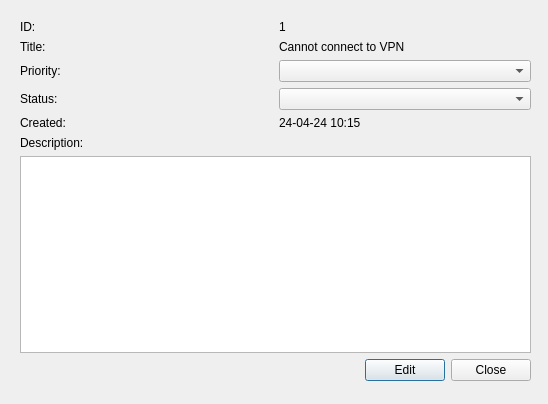
v-fav/qt, file Helpdesk/ticketdialog.ui: the form before one commit.
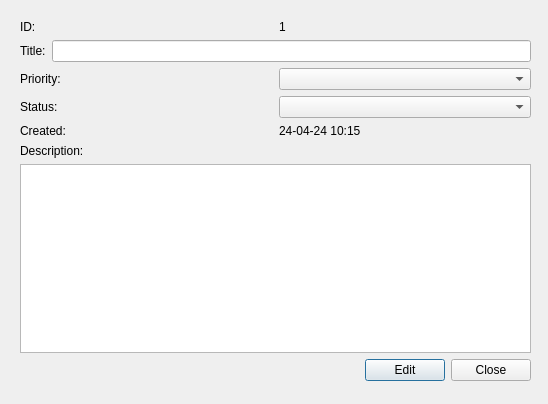
The form after the commit.

```diff
--- a/Helpdesk/ticketdialog.ui
+++ b/Helpdesk/ticketdialog.ui
@@ -51,9 +51,24 @@
        </widget>
       </item>
       <item>
-       <widget class="QLabel" name="titleValueLabel">
-        <property name="text">
-         <string>Cannot connect to VPN</string>
+       <widget class="QLineEdit" name="titleValueLabel">
+        <property name="sizePolicy">
+         <sizepolicy hsizetype="Expanding" vsizetype="Fixed">
+          <horstretch>0</horstretch>
+          <verstretch>0</verstretch>
+         </sizepolicy>
+        </property>
+        <property name="minimumSize">
+         <size>
+          <width>0</width>
+          <height>0</height>
+         </size>
+        </property>
+        <property name="maximumSize">
+         <size>
+          <width>16777215</width>
+          <height>16777215</height>
+         </size>
         </property>
        </widget>
       </item>
```
